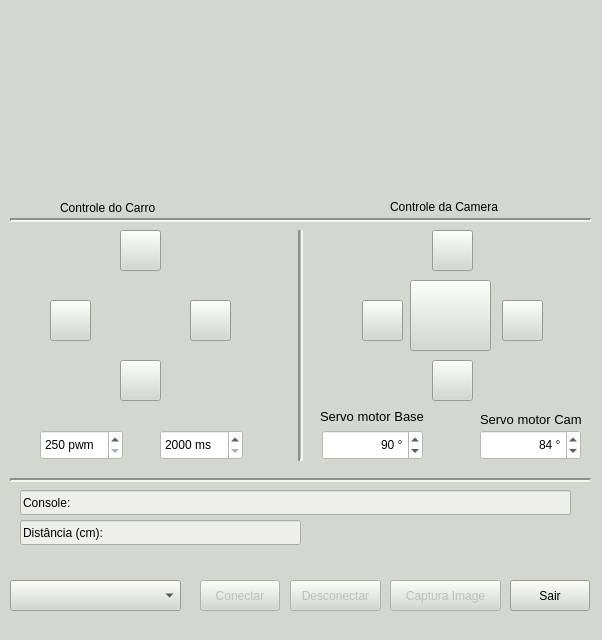
Old version of the form myCamSelect/widget.ui in the repository fael09/Interface-DRN-Robot.
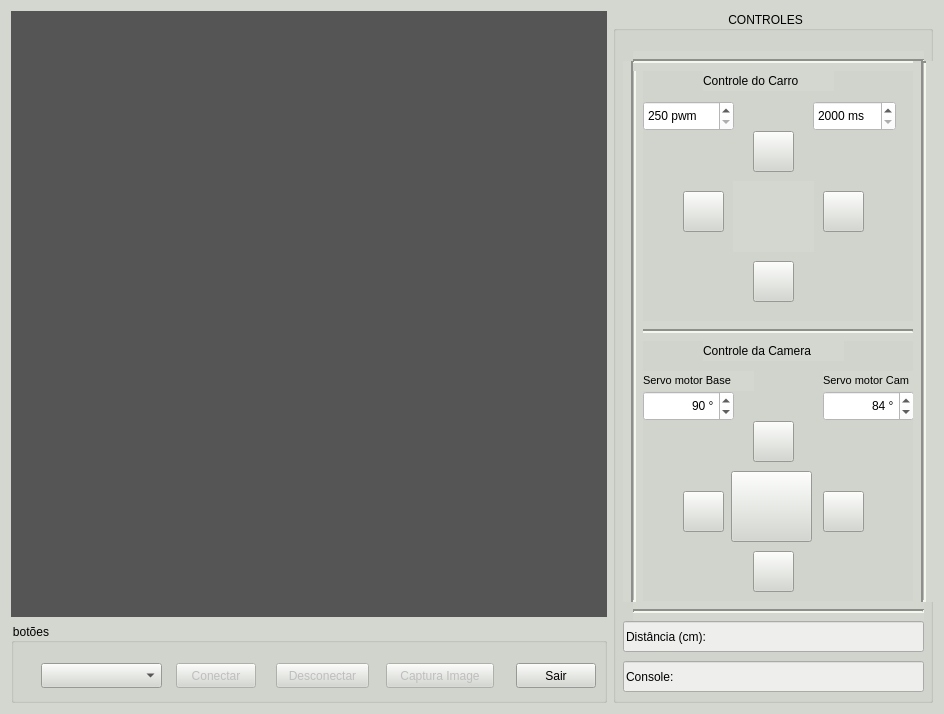
New version of the form. Icons and pictures are not drawn. Custom widgets are drawn as their Qt base class.

```diff
--- a/myCamSelect/widget.ui
+++ b/myCamSelect/widget.ui
@@ -6,8 +6,8 @@
    <rect>
     <x>0</x>
     <y>0</y>
-    <width>602</width>
-    <height>640</height>
+    <width>944</width>
+    <height>714</height>
    </rect>
   </property>
   <property name="windowTitle">
@@ -19,199 +19,230 @@
   <property name="styleSheet">
    <string notr="true">background-color: rgb(211, 215, 207);</string>
   </property>
-  <widget class="QPushButton" name="btnOpenCam">
-   <property name="enabled">
-    <bool>false</bool>
-   </property>
+  <layout class="QGridLayout" name="gridLayout">
+   <item row="0" column="1" rowspan="3">
+    <widget class="QGroupBox" name="groupBox">
+     <property name="maximumSize">
+      <size>
+       <width>320</width>
+       <height>16777215</height>
+      </size>
+     </property>
+     <property name="title">
+      <string>                                  CONTROLES</string>
+     </property>
+     <widget class="QLineEdit" name="console">
    <property name="geometry">
     <rect>
-     <x>200</x>
-     <y>580</y>
-     <width>80</width>
+        <x>10</x>
+        <y>650</y>
+        <width>301</width>
      <height>31</height>
     </rect>
    </property>
+      <property name="styleSheet">
+       <string notr="true">background-color: rgb(238, 238, 236);</string>
+      </property>
    <property name="text">
-    <string>Conectar</string>
-   </property>
-  </widget>
-  <widget class="QPushButton" name="btnCaptureImage">
-   <property name="enabled">
-    <bool>false</bool>
-   </property>
+       <string>Console:</string>
+      </property>
+     </widget>
+     <widget class="QSpinBox" name="servo_base">
+      <property name="geometry">
+       <rect>
+        <x>30</x>
+        <y>380</y>
+        <width>91</width>
+        <height>30</height>
+       </rect>
+      </property>
+      <property name="layoutDirection">
+       <enum>Qt::LeftToRight</enum>
+      </property>
+      <property name="styleSheet">
+       <string notr="true">background-color:#fff</string>
+      </property>
+      <property name="alignment">
+       <set>Qt::AlignRight|Qt::AlignTrailing|Qt::AlignVCenter</set>
+      </property>
+      <property name="suffix">
+       <string> °</string>
+      </property>
+      <property name="minimum">
+       <number>0</number>
+      </property>
+      <property name="maximum">
+       <number>180</number>
+      </property>
+      <property name="value">
+       <number>90</number>
+      </property>
+     </widget>
+     <widget class="Line" name="line_4">
    <property name="geometry">
     <rect>
-     <x>390</x>
-     <y>580</y>
+        <x>20</x>
+        <y>310</y>
+        <width>281</width>
+        <height>20</height>
+       </rect>
+      </property>
+      <property name="lineWidth">
+       <number>2</number>
+      </property>
+      <property name="orientation">
+       <enum>Qt::Horizontal</enum>
+      </property>
+     </widget>
+     <widget class="QPushButton" name="down_webcam">
+      <property name="geometry">
+       <rect>
+        <x>140</x>
+        <y>540</y>
+        <width>41</width>
+        <height>41</height>
+       </rect>
+      </property>
+      <property name="styleSheet">
+       <string notr="true"/>
+      </property>
+      <property name="text">
+       <string/>
+      </property>
+      <property name="icon">
+       <iconset>
+        <normaloff>:/down.png</normaloff>:/down.png</iconset>
+      </property>
+      <property name="iconSize">
+       <size>
+        <width>25</width>
+        <height>25</height>
+       </size>
+      </property>
+      <property name="autoRepeat">
+       <bool>true</bool>
+      </property>
+     </widget>
+     <widget class="QLineEdit" name="distancia">
+      <property name="geometry">
+       <rect>
+        <x>10</x>
+        <y>610</y>
+        <width>301</width>
+        <height>31</height>
+       </rect>
+      </property>
+      <property name="styleSheet">
+       <string notr="true">background-color: rgb(238, 238, 236);</string>
+      </property>
+      <property name="inputMask">
+       <string/>
+      </property>
+      <property name="text">
+       <string>Distância (cm):  </string>
+      </property>
+     </widget>
+     <widget class="QPushButton" name="left_webcam">
+      <property name="geometry">
+       <rect>
+        <x>70</x>
+        <y>480</y>
+        <width>41</width>
+        <height>41</height>
+       </rect>
+      </property>
+      <property name="styleSheet">
+       <string notr="true"/>
+      </property>
+      <property name="text">
+       <string/>
+      </property>
+      <property name="icon">
+       <iconset>
+        <normaloff>:/left.png</normaloff>:/left.png</iconset>
+      </property>
+      <property name="iconSize">
+       <size>
+        <width>25</width>
+        <height>25</height>
+       </size>
+      </property>
+      <property name="autoRepeat">
+       <bool>true</bool>
+      </property>
+     </widget>
+     <widget class="QLabel" name="label_4">
+      <property name="geometry">
+       <rect>
+        <x>210</x>
+        <y>360</y>
+        <width>91</width>
+        <height>20</height>
+       </rect>
+      </property>
+      <property name="styleSheet">
+       <string notr="true">border-color: rgb(0, 0, 0);</string>
+      </property>
+      <property name="text">
+       <string>&lt;html&gt;&lt;head/&gt;&lt;body&gt;&lt;p&gt;&lt;span style=&quot; font-size:8pt;&quot;&gt;Servo motor Cam&lt;/span&gt;&lt;/p&gt;&lt;/body&gt;&lt;/html&gt;</string>
+      </property>
+     </widget>
+     <widget class="Line" name="line_3">
+      <property name="geometry">
+       <rect>
+        <x>20</x>
+        <y>590</y>
+        <width>291</width>
+        <height>20</height>
+       </rect>
+      </property>
+      <property name="lineWidth">
+       <number>2</number>
+      </property>
+      <property name="orientation">
+       <enum>Qt::Horizontal</enum>
+      </property>
+     </widget>
+     <widget class="Line" name="line">
+      <property name="geometry">
+       <rect>
+        <x>10</x>
+        <y>50</y>
+        <width>20</width>
+        <height>541</height>
+       </rect>
+      </property>
+      <property name="lineWidth">
+       <number>2</number>
+      </property>
+      <property name="midLineWidth">
+       <number>1</number>
+      </property>
+      <property name="orientation">
+       <enum>Qt::Vertical</enum>
+      </property>
+     </widget>
+     <widget class="QLabel" name="label_3">
+      <property name="geometry">
+       <rect>
+        <x>30</x>
+        <y>360</y>
      <width>111</width>
-     <height>31</height>
-    </rect>
-   </property>
-   <property name="text">
-    <string>Captura Image</string>
-   </property>
-  </widget>
-  <widget class="QPushButton" name="btnClose">
-   <property name="geometry">
-    <rect>
-     <x>510</x>
-     <y>580</y>
-     <width>80</width>
-     <height>31</height>
-    </rect>
-   </property>
+        <height>20</height>
+       </rect>
+      </property>
+      <property name="styleSheet">
+       <string notr="true">border-color: rgb(0, 0, 0);</string>
+      </property>
    <property name="text">
-    <string>Sair</string>
-   </property>
-  </widget>
-  <widget class="QComboBox" name="cbListCam">
+       <string>&lt;html&gt;&lt;head/&gt;&lt;body&gt;&lt;p&gt;&lt;span style=&quot; font-size:8pt;&quot;&gt;Servo motor Base&lt;/span&gt;&lt;/p&gt;&lt;/body&gt;&lt;/html&gt;</string>
+      </property>
+     </widget>
+     <widget class="QPushButton" name="up_webcam">
    <property name="geometry">
     <rect>
-     <x>10</x>
-     <y>580</y>
-     <width>171</width>
-     <height>31</height>
-    </rect>
-   </property>
-  </widget>
-  <widget class="QStackedWidget" name="stackedWidget">
-   <property name="geometry">
-    <rect>
-     <x>10</x>
-     <y>10</y>
-     <width>581</width>
-     <height>161</height>
-    </rect>
-   </property>
-   <property name="sizePolicy">
-    <sizepolicy hsizetype="Preferred" vsizetype="Preferred">
-     <horstretch>1</horstretch>
-     <verstretch>0</verstretch>
-    </sizepolicy>
-   </property>
-   <property name="palette">
-    <palette>
-     <active>
-      <colorrole role="Button">
-       <brush brushstyle="SolidPattern">
-        <color alpha="255">
-         <red>211</red>
-         <green>215</green>
-         <blue>207</blue>
-        </color>
-       </brush>
-      </colorrole>
-      <colorrole role="Base">
-       <brush brushstyle="SolidPattern">
-        <color alpha="255">
-         <red>211</red>
-         <green>215</green>
-         <blue>207</blue>
-        </color>
-       </brush>
-      </colorrole>
-      <colorrole role="Window">
-       <brush brushstyle="SolidPattern">
-        <color alpha="255">
-         <red>211</red>
-         <green>215</green>
-         <blue>207</blue>
-        </color>
-       </brush>
-      </colorrole>
-     </active>
-     <inactive>
-      <colorrole role="Button">
-       <brush brushstyle="SolidPattern">
-        <color alpha="255">
-         <red>211</red>
-         <green>215</green>
-         <blue>207</blue>
-        </color>
-       </brush>
-      </colorrole>
-      <colorrole role="Base">
-       <brush brushstyle="SolidPattern">
-        <color alpha="255">
-         <red>211</red>
-         <green>215</green>
-         <blue>207</blue>
-        </color>
-       </brush>
-      </colorrole>
-      <colorrole role="Window">
-       <brush brushstyle="SolidPattern">
-        <color alpha="255">
-         <red>211</red>
-         <green>215</green>
-         <blue>207</blue>
-        </color>
-       </brush>
-      </colorrole>
-     </inactive>
-     <disabled>
-      <colorrole role="Button">
-       <brush brushstyle="SolidPattern">
-        <color alpha="255">
-         <red>211</red>
-         <green>215</green>
-         <blue>207</blue>
-        </color>
-       </brush>
-      </colorrole>
-      <colorrole role="Base">
-       <brush brushstyle="SolidPattern">
-        <color alpha="255">
-         <red>211</red>
-         <green>215</green>
-         <blue>207</blue>
-        </color>
-       </brush>
-      </colorrole>
-      <colorrole role="Window">
-       <brush brushstyle="SolidPattern">
-        <color alpha="255">
-         <red>211</red>
-         <green>215</green>
-         <blue>207</blue>
-        </color>
-       </brush>
-      </colorrole>
-     </disabled>
-    </palette>
-   </property>
-   <property name="currentIndex">
-    <number>0</number>
-   </property>
-   <widget class="QWidget" name="viewfinderPage">
-    <layout class="QGridLayout">
-     <item row="0" column="0">
-      <widget class="QCameraViewfinder" name="camViewfinder" native="true"/>
-     </item>
-    </layout>
-   </widget>
-  </widget>
-  <widget class="QPushButton" name="btnCloseCam">
-   <property name="enabled">
-    <bool>false</bool>
-   </property>
-   <property name="geometry">
-    <rect>
-     <x>290</x>
-     <y>580</y>
-     <width>91</width>
-     <height>31</height>
-    </rect>
-   </property>
-   <property name="text">
-    <string>Desconectar</string>
-   </property>
-  </widget>
-  <widget class="QPushButton" name="up_carro">
-   <property name="geometry">
-    <rect>
-     <x>120</x>
-     <y>230</y>
+        <x>140</x>
+        <y>410</y>
      <width>41</width>
      <height>41</height>
     </rect>
@@ -239,12 +270,75 @@
      <height>25</height>
     </size>
    </property>
-  </widget>
-  <widget class="QPushButton" name="down_carro">
+      <property name="autoRepeat">
+       <bool>true</bool>
+      </property>
+     </widget>
+     <widget class="QPushButton" name="webcam">
    <property name="geometry">
     <rect>
-     <x>120</x>
-     <y>360</y>
+        <x>118</x>
+        <y>460</y>
+        <width>81</width>
+        <height>71</height>
+       </rect>
+      </property>
+      <property name="styleSheet">
+       <string notr="true">border-image:url(:webcam.jpg);</string>
+      </property>
+      <property name="text">
+       <string/>
+      </property>
+     </widget>
+     <widget class="QSpinBox" name="servo_camera">
+      <property name="geometry">
+       <rect>
+        <x>210</x>
+        <y>380</y>
+        <width>91</width>
+        <height>30</height>
+       </rect>
+      </property>
+      <property name="layoutDirection">
+       <enum>Qt::LeftToRight</enum>
+      </property>
+      <property name="styleSheet">
+       <string notr="true">background-color:#fff</string>
+      </property>
+      <property name="alignment">
+       <set>Qt::AlignRight|Qt::AlignTrailing|Qt::AlignVCenter</set>
+      </property>
+      <property name="suffix">
+       <string> °</string>
+      </property>
+      <property name="minimum">
+       <number>0</number>
+      </property>
+      <property name="maximum">
+       <number>180</number>
+      </property>
+      <property name="value">
+       <number>84</number>
+      </property>
+     </widget>
+     <widget class="QLabel" name="label_5">
+      <property name="geometry">
+       <rect>
+        <x>90</x>
+        <y>330</y>
+        <width>141</width>
+        <height>20</height>
+       </rect>
+      </property>
+      <property name="text">
+       <string>&lt;html&gt;&lt;head/&gt;&lt;body&gt;&lt;p&gt;Controle da  Camera&lt;/p&gt;&lt;/body&gt;&lt;/html&gt;</string>
+      </property>
+     </widget>
+     <widget class="QPushButton" name="right_webcam">
+      <property name="geometry">
+       <rect>
+        <x>210</x>
+        <y>480</y>
      <width>41</width>
      <height>41</height>
     </rect>
@@ -271,8 +365,8 @@
   <widget class="QLabel" name="carro">
    <property name="geometry">
     <rect>
-     <x>100</x>
-     <y>280</y>
+        <x>120</x>
+        <y>170</y>
      <width>81</width>
      <height>71</height>
     </rect>
@@ -284,11 +378,40 @@
     <string/>
    </property>
   </widget>
+     <widget class="QPushButton" name="down_carro">
+      <property name="geometry">
+       <rect>
+        <x>140</x>
+        <y>250</y>
+        <width>41</width>
+        <height>41</height>
+       </rect>
+      </property>
+      <property name="styleSheet">
+       <string notr="true"/>
+      </property>
+      <property name="text">
+       <string/>
+      </property>
+      <property name="icon">
+       <iconset>
+        <normaloff>:/down.png</normaloff>:/down.png</iconset>
+      </property>
+      <property name="iconSize">
+       <size>
+        <width>25</width>
+        <height>25</height>
+       </size>
+      </property>
+      <property name="autoRepeat">
+       <bool>true</bool>
+      </property>
+     </widget>
   <widget class="QPushButton" name="left_carro">
    <property name="geometry">
     <rect>
-     <x>50</x>
-     <y>300</y>
+        <x>70</x>
+        <y>180</y>
      <width>41</width>
      <height>41</height>
     </rect>
@@ -310,13 +433,45 @@
      <width>25</width>
      <height>25</height>
     </size>
+      </property>
+      <property name="autoRepeat">
+       <bool>true</bool>
+      </property>
+     </widget>
+     <widget class="QPushButton" name="up_carro">
+      <property name="geometry">
+       <rect>
+        <x>140</x>
+        <y>120</y>
+        <width>41</width>
+        <height>41</height>
+       </rect>
+      </property>
+      <property name="styleSheet">
+       <string notr="true"/>
+      </property>
+      <property name="text">
+       <string/>
+      </property>
+      <property name="icon">
+       <iconset>
+        <normaloff>:/up.png</normaloff>:/up.png</iconset>
+      </property>
+      <property name="iconSize">
+       <size>
+        <width>25</width>
+        <height>25</height>
+       </size>
+      </property>
+      <property name="autoRepeat">
+       <bool>true</bool>
    </property>
   </widget>
   <widget class="QPushButton" name="right_carro">
    <property name="geometry">
     <rect>
-     <x>190</x>
-     <y>300</y>
+        <x>210</x>
+        <y>180</y>
      <width>41</width>
      <height>41</height>
     </rect>
@@ -346,204 +501,45 @@
      <height>25</height>
     </size>
    </property>
-  </widget>
-  <widget class="QPushButton" name="up_webcam">
-   <property name="geometry">
-    <rect>
-     <x>432</x>
-     <y>230</y>
-     <width>41</width>
-     <height>41</height>
-    </rect>
-   </property>
-   <property name="styleSheet">
-    <string notr="true">
-</string>
-   </property>
-   <property name="text">
-    <string/>
-   </property>
-   <property name="icon">
-    <iconset resource="imagens.qrc">
-     <normaloff>:/up.png</normaloff>:/up.png</iconset>
-   </property>
-   <property name="iconSize">
-    <size>
-     <width>25</width>
-     <height>25</height>
-    </size>
-   </property>
-  </widget>
-  <widget class="QPushButton" name="down_webcam">
-   <property name="geometry">
-    <rect>
-     <x>432</x>
-     <y>360</y>
-     <width>41</width>
-     <height>41</height>
-    </rect>
-   </property>
-   <property name="styleSheet">
-    <string notr="true">
-
-</string>
-   </property>
-   <property name="text">
-    <string/>
-   </property>
-   <property name="icon">
-    <iconset resource="imagens.qrc">
-     <normaloff>:/down.png</normaloff>:/down.png</iconset>
-   </property>
-   <property name="iconSize">
-    <size>
-     <width>25</width>
-     <height>25</height>
-    </size>
-   </property>
-  </widget>
-  <widget class="QPushButton" name="left_webcam">
-   <property name="geometry">
-    <rect>
-     <x>362</x>
-     <y>300</y>
-     <width>41</width>
-     <height>41</height>
-    </rect>
-   </property>
-   <property name="styleSheet">
-    <string notr="true">
-
-</string>
-   </property>
-   <property name="text">
-    <string/>
-   </property>
-   <property name="icon">
-    <iconset resource="imagens.qrc">
-     <normaloff>:/left.png</normaloff>:/left.png</iconset>
-   </property>
-   <property name="iconSize">
-    <size>
-     <width>25</width>
-     <height>25</height>
-    </size>
-   </property>
-  </widget>
-  <widget class="QPushButton" name="right_webcam">
-   <property name="geometry">
-    <rect>
-     <x>502</x>
-     <y>300</y>
-     <width>41</width>
-     <height>41</height>
-    </rect>
-   </property>
-   <property name="styleSheet">
-    <string notr="true">
-
-</string>
-   </property>
-   <property name="text">
-    <string/>
-   </property>
-   <property name="icon">
-    <iconset resource="imagens.qrc">
-     <normaloff>:/right.png</normaloff>:/right.png</iconset>
-   </property>
-   <property name="iconSize">
-    <size>
-     <width>25</width>
-     <height>25</height>
-    </size>
-   </property>
-  </widget>
-  <widget class="QPushButton" name="webcam">
-   <property name="geometry">
-    <rect>
-     <x>410</x>
-     <y>280</y>
-     <width>81</width>
-     <height>71</height>
-    </rect>
-   </property>
-   <property name="styleSheet">
-    <string notr="true">border-image:url(:webcam.jpg);</string>
-   </property>
-   <property name="text">
-    <string/>
-   </property>
-  </widget>
-  <widget class="Line" name="line">
-   <property name="geometry">
-    <rect>
-     <x>290</x>
-     <y>220</y>
-     <width>20</width>
-     <height>241</height>
-    </rect>
-   </property>
-   <property name="lineWidth">
-    <number>2</number>
-   </property>
-   <property name="midLineWidth">
-    <number>1</number>
-   </property>
-   <property name="orientation">
-    <enum>Qt::Vertical</enum>
-   </property>
-  </widget>
-  <widget class="Line" name="line_2">
-   <property name="geometry">
-    <rect>
-     <x>10</x>
-     <y>210</y>
-     <width>581</width>
-     <height>20</height>
-    </rect>
-   </property>
-   <property name="lineWidth">
-    <number>2</number>
-   </property>
-   <property name="orientation">
-    <enum>Qt::Horizontal</enum>
-   </property>
-  </widget>
-  <widget class="QLabel" name="label">
-   <property name="geometry">
-    <rect>
-     <x>60</x>
-     <y>200</y>
-     <width>141</width>
-     <height>17</height>
-    </rect>
-   </property>
-   <property name="styleSheet">
-    <string notr="true">border-color: rgb(0, 0, 0);</string>
-   </property>
-   <property name="text">
-    <string>&lt;html&gt;&lt;head/&gt;&lt;body&gt;&lt;p&gt;Controle do Carro&lt;/p&gt;&lt;/body&gt;&lt;/html&gt;</string>
+      <property name="autoRepeat">
+       <bool>true</bool>
    </property>
   </widget>
   <widget class="QLabel" name="label_2">
    <property name="geometry">
     <rect>
-     <x>390</x>
-     <y>197</y>
-     <width>141</width>
+        <x>90</x>
+        <y>60</y>
+        <width>131</width>
      <height>20</height>
     </rect>
    </property>
    <property name="text">
-    <string>&lt;html&gt;&lt;head/&gt;&lt;body&gt;&lt;p&gt;Controle da Camera&lt;/p&gt;&lt;/body&gt;&lt;/html&gt;</string>
+       <string>&lt;html&gt;&lt;head/&gt;&lt;body&gt;&lt;p&gt;Controle do Carro &lt;/p&gt;&lt;/body&gt;&lt;/html&gt;</string>
+      </property>
+     </widget>
+     <widget class="Line" name="line_5">
+      <property name="geometry">
+       <rect>
+        <x>20</x>
+        <y>40</y>
+        <width>291</width>
+        <height>20</height>
+       </rect>
+      </property>
+      <property name="lineWidth">
+       <number>2</number>
+      </property>
+      <property name="orientation">
+       <enum>Qt::Horizontal</enum>
    </property>
   </widget>
   <widget class="QSpinBox" name="pwm_ctrl">
    <property name="geometry">
     <rect>
-     <x>40</x>
-     <y>430</y>
-     <width>83</width>
+        <x>30</x>
+        <y>90</y>
+        <width>91</width>
      <height>30</height>
     </rect>
    </property>
@@ -563,8 +559,8 @@
   <widget class="QSpinBox" name="ms_ctrl">
    <property name="geometry">
     <rect>
-     <x>160</x>
-     <y>430</y>
+        <x>200</x>
+        <y>90</y>
      <width>83</width>
      <height>30</height>
     </rect>
@@ -582,192 +578,121 @@
     <number>2500</number>
    </property>
   </widget>
-  <widget class="QSpinBox" name="servo_base">
+     <widget class="Line" name="line_2">
    <property name="geometry">
     <rect>
-     <x>322</x>
-     <y>430</y>
-     <width>101</width>
-     <height>30</height>
-    </rect>
-   </property>
-   <property name="layoutDirection">
-    <enum>Qt::LeftToRight</enum>
-   </property>
-   <property name="styleSheet">
-    <string notr="true">background-color:#fff</string>
-   </property>
-   <property name="alignment">
-    <set>Qt::AlignRight|Qt::AlignTrailing|Qt::AlignVCenter</set>
-   </property>
-   <property name="suffix">
-    <string> °</string>
-   </property>
-   <property name="minimum">
-    <number>0</number>
-   </property>
-   <property name="maximum">
-    <number>180</number>
-   </property>
-   <property name="value">
-    <number>90</number>
-   </property>
-  </widget>
-  <widget class="QSpinBox" name="servo_camera">
-   <property name="geometry">
-    <rect>
-     <x>480</x>
-     <y>430</y>
-     <width>101</width>
-     <height>30</height>
-    </rect>
-   </property>
-   <property name="layoutDirection">
-    <enum>Qt::LeftToRight</enum>
-   </property>
-   <property name="styleSheet">
-    <string notr="true">background-color:#fff</string>
-   </property>
-   <property name="alignment">
-    <set>Qt::AlignRight|Qt::AlignTrailing|Qt::AlignVCenter</set>
-   </property>
-   <property name="suffix">
-    <string> °</string>
-   </property>
-   <property name="minimum">
-    <number>0</number>
-   </property>
-   <property name="maximum">
-    <number>180</number>
-   </property>
-   <property name="value">
-    <number>84</number>
-   </property>
-  </widget>
-  <widget class="QLabel" name="label_3">
-   <property name="geometry">
-    <rect>
-     <x>320</x>
-     <y>407</y>
-     <width>111</width>
-     <height>20</height>
-    </rect>
-   </property>
-   <property name="styleSheet">
-    <string notr="true">border-color: rgb(0, 0, 0);</string>
-   </property>
-   <property name="text">
-    <string>&lt;html&gt;&lt;head/&gt;&lt;body&gt;&lt;p&gt;&lt;span style=&quot; font-size:10pt;&quot;&gt;Servo motor Base&lt;/span&gt;&lt;/p&gt;&lt;/body&gt;&lt;/html&gt;</string>
-   </property>
-  </widget>
-  <widget class="QLabel" name="label_4">
-   <property name="geometry">
-    <rect>
-     <x>480</x>
-     <y>410</y>
-     <width>111</width>
-     <height>20</height>
-    </rect>
-   </property>
-   <property name="styleSheet">
-    <string notr="true">border-color: rgb(0, 0, 0);</string>
-   </property>
-   <property name="text">
-    <string>&lt;html&gt;&lt;head/&gt;&lt;body&gt;&lt;p&gt;&lt;span style=&quot; font-size:10pt;&quot;&gt;Servo motor Cam&lt;/span&gt;&lt;/p&gt;&lt;/body&gt;&lt;/html&gt;</string>
-   </property>
-  </widget>
-  <widget class="Line" name="line_3">
-   <property name="geometry">
-    <rect>
-     <x>10</x>
-     <y>470</y>
-     <width>581</width>
-     <height>20</height>
+        <x>300</x>
+        <y>50</y>
+        <width>20</width>
+        <height>541</height>
     </rect>
    </property>
    <property name="lineWidth">
     <number>2</number>
    </property>
+      <property name="midLineWidth">
+       <number>1</number>
+      </property>
    <property name="orientation">
-    <enum>Qt::Horizontal</enum>
-   </property>
-  </widget>
-  <widget class="QLineEdit" name="console">
+       <enum>Qt::Vertical</enum>
+      </property>
+     </widget>
+    </widget>
+   </item>
+   <item row="2" column="0">
+    <widget class="QGroupBox" name="groupBox_2">
+     <property name="maximumSize">
+      <size>
+       <width>16777215</width>
+       <height>80</height>
+      </size>
+     </property>
+     <property name="title">
+      <string>botões</string>
+     </property>
+     <widget class="QPushButton" name="btnCaptureImage">
+      <property name="enabled">
+       <bool>false</bool>
+      </property>
    <property name="geometry">
     <rect>
-     <x>20</x>
-     <y>490</y>
-     <width>551</width>
+        <x>375</x>
+        <y>40</y>
+        <width>108</width>
      <height>25</height>
     </rect>
    </property>
-   <property name="styleSheet">
-    <string notr="true">background-color: rgb(238, 238, 236);</string>
-   </property>
+      <property name="text">
+       <string>Captura Image</string>
+      </property>
+     </widget>
+     <widget class="QPushButton" name="btnClose">
+      <property name="geometry">
+       <rect>
+        <x>505</x>
+        <y>40</y>
+        <width>80</width>
+        <height>25</height>
+       </rect>
+      </property>
    <property name="text">
-    <string>Console:</string>
-   </property>
-  </widget>
-  <widget class="QLineEdit" name="distancia">
+       <string>Sair</string>
+      </property>
+     </widget>
+     <widget class="QPushButton" name="btnCloseCam">
+      <property name="enabled">
+       <bool>false</bool>
+      </property>
    <property name="geometry">
     <rect>
-     <x>20</x>
-     <y>520</y>
-     <width>281</width>
+        <x>265</x>
+        <y>40</y>
+        <width>93</width>
      <height>25</height>
     </rect>
    </property>
-   <property name="styleSheet">
-    <string notr="true">background-color: rgb(238, 238, 236);</string>
-   </property>
-   <property name="inputMask">
-    <string/>
-   </property>
+      <property name="text">
+       <string>Desconectar</string>
+      </property>
+     </widget>
+     <widget class="QPushButton" name="btnOpenCam">
+      <property name="enabled">
+       <bool>false</bool>
+      </property>
+      <property name="geometry">
+       <rect>
+        <x>165</x>
+        <y>40</y>
+        <width>80</width>
+        <height>25</height>
+       </rect>
+      </property>
    <property name="text">
-    <string>Distância (cm):  </string>
-   </property>
-  </widget>
-  <zorder>btnOpenCam</zorder>
-  <zorder>btnCaptureImage</zorder>
-  <zorder>btnClose</zorder>
-  <zorder>cbListCam</zorder>
-  <zorder>stackedWidget</zorder>
-  <zorder>btnCloseCam</zorder>
-  <zorder>down_carro</zorder>
-  <zorder>carro</zorder>
-  <zorder>left_carro</zorder>
-  <zorder>down_webcam</zorder>
-  <zorder>left_webcam</zorder>
-  <zorder>right_webcam</zorder>
-  <zorder>webcam</zorder>
-  <zorder>line</zorder>
-  <zorder>line_2</zorder>
-  <zorder>label</zorder>
-  <zorder>label_2</zorder>
-  <zorder>pwm_ctrl</zorder>
-  <zorder>ms_ctrl</zorder>
-  <zorder>servo_base</zorder>
-  <zorder>servo_camera</zorder>
-  <zorder>label_3</zorder>
-  <zorder>label_4</zorder>
-  <zorder>line_3</zorder>
-  <zorder>console</zorder>
-  <zorder>distancia</zorder>
-  <zorder>right_carro</zorder>
-  <zorder>up_webcam</zorder>
-  <zorder>up_carro</zorder>
+       <string>Conectar</string>
+      </property>
+     </widget>
+     <widget class="QComboBox" name="cbListCam">
+      <property name="geometry">
+       <rect>
+        <x>30</x>
+        <y>40</y>
+        <width>121</width>
+        <height>25</height>
+       </rect>
+      </property>
+     </widget>
+    </widget>
+   </item>
+   <item row="0" column="0" rowspan="2">
+    <widget class="QWidget" name="camViewfinder" native="true">
+     <property name="styleSheet">
+      <string notr="true">background-color:#555;</string>
+     </property>
+    </widget>
+   </item>
+  </layout>
  </widget>
  <layoutdefault spacing="6" margin="11"/>
- <customwidgets>
-  <customwidget>
-   <class>QCameraViewfinder</class>
-   <extends>QWidget</extends>
-   <header location="global">qcameraviewfinder.h</header>
-   <container>1</container>
-  </customwidget>
- </customwidgets>
- <resources>
-  <include location="imagens.qrc"/>
- </resources>
+ <resources/>
  <connections/>
 </ui>
```
Left out of the diff: 35 changed lines with no effect on the pictures. Lines whose indentation alone changed are shown as unchanged.
